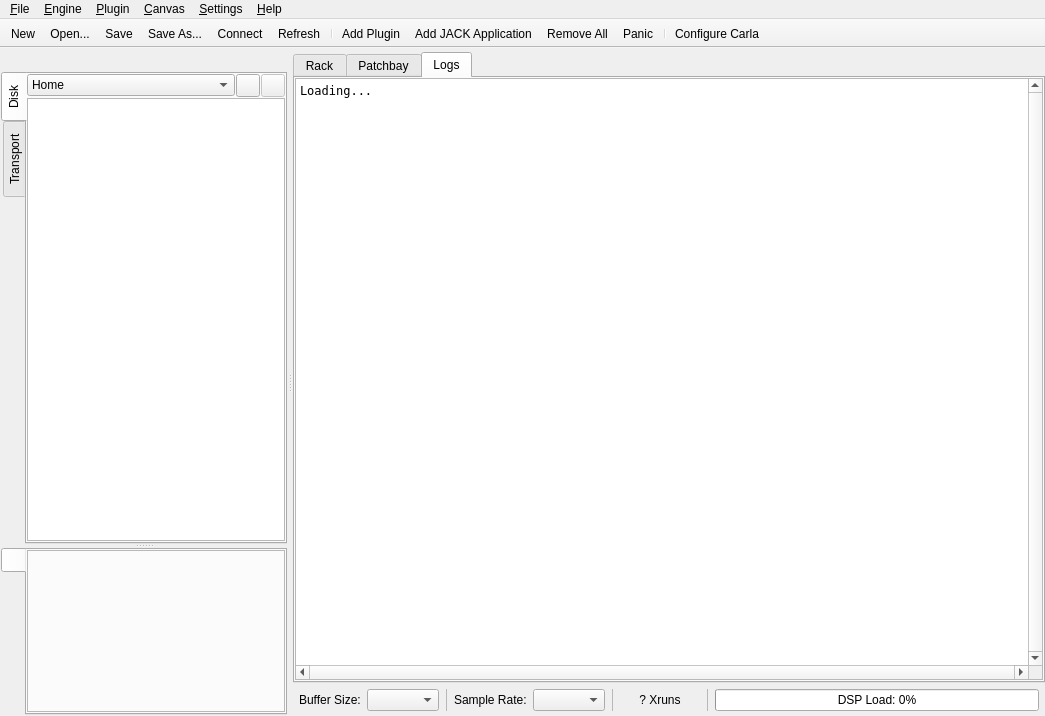
This is resources/ui/carla_host.ui in falkTX/Carla as Qt 5 draws it before an edit. The edited form follows.
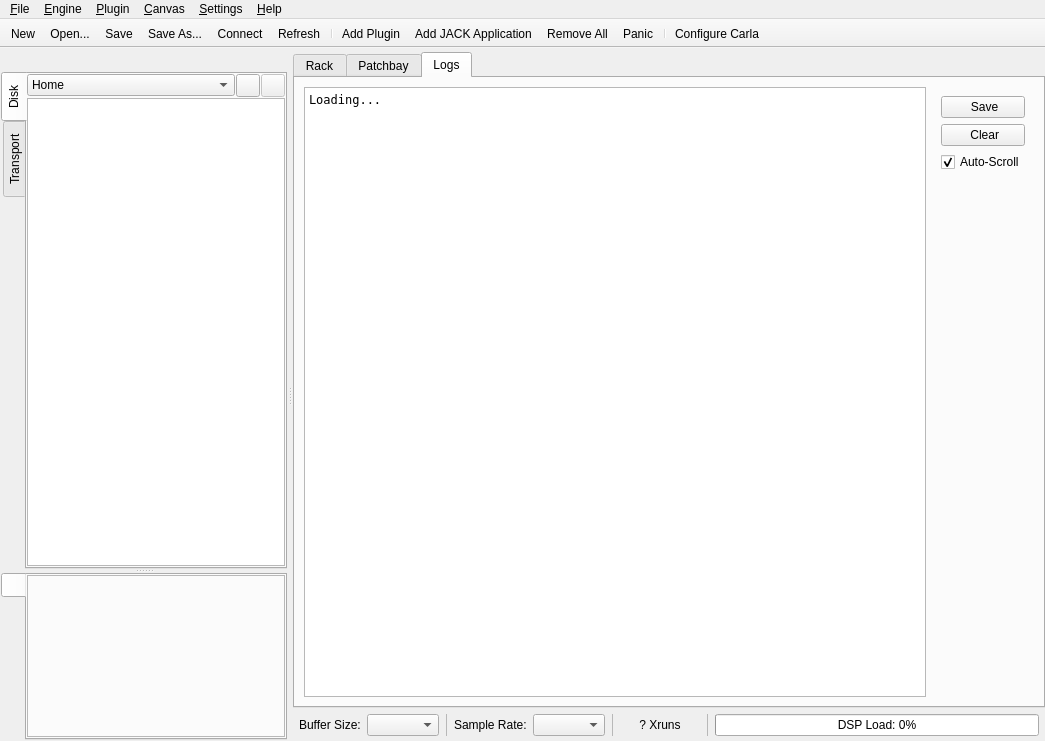
This is the edited form. The open tabs and pages were chosen to show the change. Icons and pictures are not drawn. Custom widgets are drawn as their Qt base class.

Commit message:
Add Save, Clear and toggle autoscroll to the Logs tab
New options:
- Save: save the log to a file (default to carla_log.txt)
- Clear: clear the console log (also accessible via CTRL+L)
- Auto-Scroll (default on): chooses wether it should scroll to keep up with new log
entries or stay where it is

Misc:
- Small carla_host.ui cleanup (from Qt Designer)
- Do not show the console scrollbars when there is nothing to scroll
- Add some margin to the console to give it a more "console-like" feel

Patch:
```diff
--- a/resources/ui/carla_host.ui
+++ b/resources/ui/carla_host.ui
@@ -7,7 +7,7 @@
     <x>0</x>
     <y>0</y>
     <width>1045</width>
-    <height>716</height>
+    <height>741</height>
    </rect>
   </property>
   <property name="windowTitle">
@@ -179,21 +179,6 @@
         <string>Logs</string>
        </attribute>
        <layout class="QHBoxLayout" name="horizontalLayout_4">
-        <property name="spacing">
-         <number>0</number>
-        </property>
-        <property name="leftMargin">
-         <number>0</number>
-        </property>
-        <property name="topMargin">
-         <number>0</number>
-        </property>
-        <property name="rightMargin">
-         <number>0</number>
-        </property>
-        <property name="bottomMargin">
-         <number>1</number>
-        </property>
         <item>
          <widget class="QPlainTextEdit" name="text_logs">
           <property name="font">
@@ -202,10 +187,10 @@
            </font>
           </property>
           <property name="verticalScrollBarPolicy">
-           <enum>Qt::ScrollBarAlwaysOn</enum>
+           <enum>Qt::ScrollBarAsNeeded</enum>
           </property>
           <property name="horizontalScrollBarPolicy">
-           <enum>Qt::ScrollBarAlwaysOn</enum>
+           <enum>Qt::ScrollBarAsNeeded</enum>
           </property>
           <property name="lineWrapMode">
            <enum>QPlainTextEdit::NoWrap</enum>
@@ -218,6 +203,98 @@
           </property>
          </widget>
         </item>
+        <item alignment="Qt::AlignTop">
+         <widget class="QWidget" name="log_options" native="true">
+          <property name="enabled">
+           <bool>true</bool>
+          </property>
+          <property name="sizePolicy">
+           <sizepolicy hsizetype="Preferred" vsizetype="Preferred">
+            <horstretch>0</horstretch>
+            <verstretch>0</verstretch>
+           </sizepolicy>
+          </property>
+          <property name="minimumSize">
+           <size>
+            <width>0</width>
+            <height>0</height>
+           </size>
+          </property>
+          <layout class="QVBoxLayout" name="verticalLayout_8">
+           <property name="sizeConstraint">
+            <enum>QLayout::SetDefaultConstraint</enum>
+           </property>
+           <item>
+            <widget class="QPushButton" name="logs_save">
+             <property name="cursor">
+              <cursorShape>ArrowCursor</cursorShape>
+             </property>
+             <property name="acceptDrops">
+              <bool>false</bool>
+             </property>
+             <property name="layoutDirection">
+              <enum>Qt::LeftToRight</enum>
+             </property>
+             <property name="autoFillBackground">
+              <bool>false</bool>
+             </property>
+             <property name="text">
+              <string> Save</string>
+             </property>
+             <property name="icon">
+              <iconset resource="../resources.qrc">
+               <normaloff>:/16x16/document-save.svgz</normaloff>:/16x16/document-save.svgz</iconset>
+             </property>
+             <property name="iconSize">
+              <size>
+               <width>24</width>
+               <height>24</height>
+              </size>
+             </property>
+             <property name="autoDefault">
+              <bool>false</bool>
+             </property>
+             <property name="default">
+              <bool>false</bool>
+             </property>
+             <property name="flat">
+              <bool>false</bool>
+             </property>
+            </widget>
+           </item>
+           <item>
+            <widget class="QPushButton" name="logs_clear">
+             <property name="text">
+              <string> Clear</string>
+             </property>
+             <property name="icon">
+              <iconset resource="../resources.qrc">
+               <normaloff>:/16x16/edit-clear.svgz</normaloff>:/16x16/edit-clear.svgz</iconset>
+             </property>
+             <property name="iconSize">
+              <size>
+               <width>24</width>
+               <height>24</height>
+              </size>
+             </property>
+             <property name="shortcut">
+              <string>Ctrl+L</string>
+             </property>
+            </widget>
+           </item>
+           <item>
+            <widget class="QCheckBox" name="logs_autoscroll">
+             <property name="text">
+              <string>Auto-Scroll</string>
+             </property>
+             <property name="checked">
+              <bool>true</bool>
+             </property>
+            </widget>
+           </item>
+          </layout>
+         </widget>
+        </item>
        </layout>
       </widget>
      </widget>
```
Left out of the diff: 15 changed lines with no effect on the pictures. The commit also changes 1 other file.
